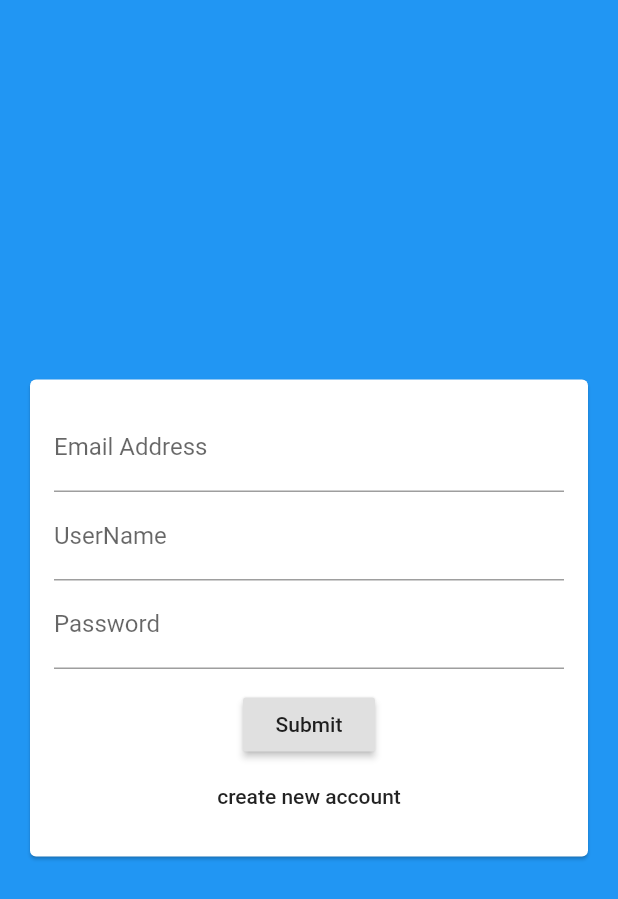
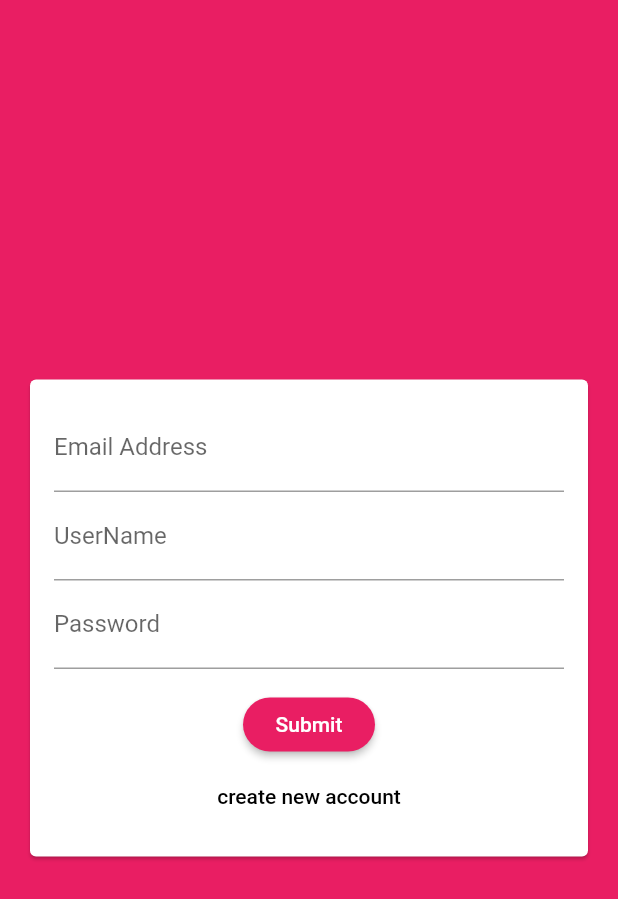
Before and after one commit to dans77777/Chatter-application, a Flutter app: the screen it shows after launch, on a phone screen of 412 x 824 dp. Shown: the top 899 px of the screen. Run offline on Flutter 3.47's test engine with Material 2 defaults, Android fonts, the phone set to English and light mode, and no system bars; our stand-ins replace cloud_firestore; accounts and stored records are empty.

```diff
--- a/lib/main.dart
+++ b/lib/main.dart
@@ -13,7 +13,15 @@ class MyApp extends StatelessWidget {
     return MaterialApp(
         title: 'Flutter Demo',
         theme: ThemeData(
-          primarySwatch: Colors.blue,
+          primarySwatch: Colors.pink,
+          backgroundColor: Colors.pink,
+          accentColor: Colors.purple,
+          accentColorBrightness: Brightness.dark,
+          buttonTheme: ButtonTheme.of(context).copyWith(
+              buttonColor: Colors.pink,
+              textTheme: ButtonTextTheme.primary,
+              shape: RoundedRectangleBorder(
+                  borderRadius: BorderRadius.circular(20))),
           visualDensity: VisualDensity.adaptivePlatformDensity,
         ),
         home: AuthScreen());
```
